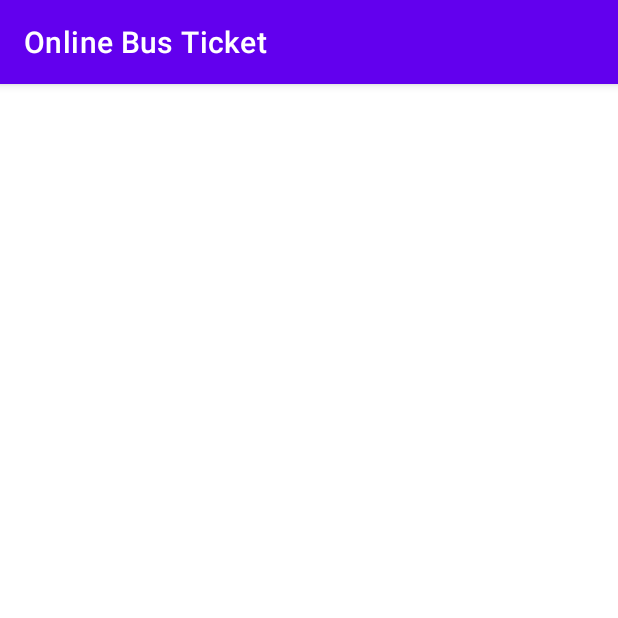
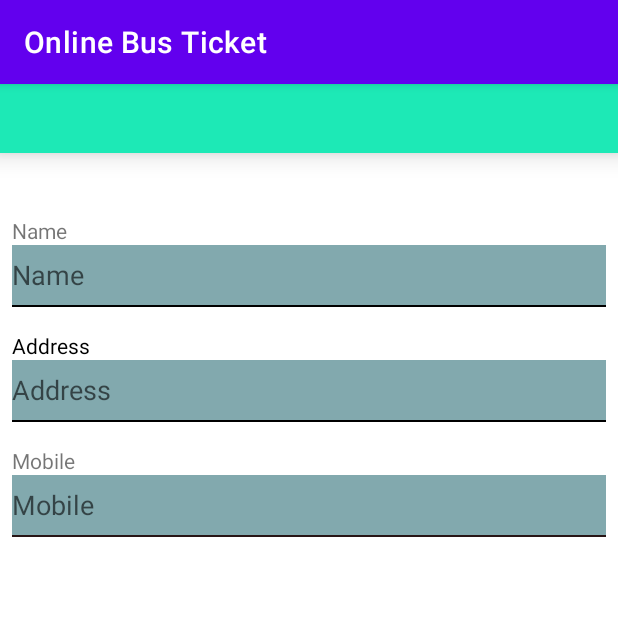
Before and after one commit to ManojKC123/Guitar_Hero, an Android app: the ProfileActivity screen opened directly, with no data from a screen before it, on a phone screen of 412 x 824 dp, the top half of it. Run offline under Robolectric (Android 15) with nearby library versions, the phone set to English and light mode, and no system bars.

Commit message:
Creation of Profile Fragment layout

```diff
--- a/app/build.gradle
+++ b/app/build.gradle
@@ -39,6 +39,7 @@ dependencies {
     implementation 'androidx.appcompat:appcompat:1.2.0'
     implementation 'com.google.android.material:material:1.2.1'
     implementation 'androidx.constraintlayout:constraintlayout:2.0.4'
+    implementation 'androidx.legacy:legacy-support-v4:1.0.0'
     testImplementation 'junit:junit:4.+'
     androidTestImplementation 'androidx.test.ext:junit:1.1.2'
     androidTestImplementation 'androidx.test.espresso:espresso-core:3.3.0'
--- /dev/null
+++ b/app/src/main/java/com/manoj/onlinebusticket/fragments/Profile.kt
@@ -0,0 +1,60 @@
+package com.manoj.onlinebusticket.fragments
+
+import android.os.Bundle
+import androidx.fragment.app.Fragment
+import android.view.LayoutInflater
+import android.view.View
+import android.view.ViewGroup
+import com.manoj.onlinebusticket.R
+
+// TODO: Rename parameter arguments, choose names that match
+// the fragment initialization parameters, e.g. ARG_ITEM_NUMBER
+private const val ARG_PARAM1 = "param1"
+private const val ARG_PARAM2 = "param2"
+
+/**
+ * A simple [Fragment] subclass.
+ * Use the [Profile.newInstance] factory method to
+ * create an instance of this fragment.
+ */
+class Profile : Fragment() {
+    // TODO: Rename and change types of parameters
+    private var param1: String? = null
+    private var param2: String? = null
+
+    override fun onCreate(savedInstanceState: Bundle?) {
+        super.onCreate(savedInstanceState)
+        arguments?.let {
+            param1 = it.getString(ARG_PARAM1)
+            param2 = it.getString(ARG_PARAM2)
+        }
+    }
+
+    override fun onCreateView(
+        inflater: LayoutInflater, container: ViewGroup?,
+        savedInstanceState: Bundle?
+    ): View? {
+        // Inflate the layout for this fragment
+        return inflater.inflate(R.layout.fragment_profile, container, false)
+    }
+
+    companion object {
+        /**
+         * Use this factory method to create a new instance of
+         * this fragment using the provided parameters.
+         *
+         * @param param1 Parameter 1.
+         * @param param2 Parameter 2.
+         * @return A new instance of fragment Profile.
+         */
+        // TODO: Rename and change types and number of parameters
+        @JvmStatic
+        fun newInstance(param1: String, param2: String) =
+            Profile().apply {
+                arguments = Bundle().apply {
+                    putString(ARG_PARAM1, param1)
+                    putString(ARG_PARAM2, param2)
+                }
+            }
+    }
+}
--- a/app/src/main/java/com/manoj/onlinebusticket/fragments/ProfileActivity.kt
+++ b/app/src/main/java/com/manoj/onlinebusticket/fragments/ProfileActivity.kt
@@ -7,6 +7,6 @@ import com.manoj.onlinebusticket.R
 class ProfileActivity : AppCompatActivity() {
     override fun onCreate(savedInstanceState: Bundle?) {
         super.onCreate(savedInstanceState)
-        setContentView(R.layout.activity_profile)
+        setContentView(R.layout.fragment_profile)
     }
 }
--- /dev/null
+++ b/app/src/main/res/layout/fragment_profile.xml
@@ -0,0 +1,91 @@
+<?xml version="1.0" encoding="utf-8"?>
+<FrameLayout xmlns:android="http://schemas.android.com/apk/res/android"
+    xmlns:tools="http://schemas.android.com/tools"
+    android:layout_width="match_parent"
+    android:layout_height="match_parent"
+    tools:context=".fragments.Profile">
+
+    <include
+        android:id="@+id/indlay"
+        layout="@layout/header_afterlogin" />
+
+    <LinearLayout
+        android:layout_width="fill_parent"
+        android:layout_below="@+id/indlay"
+        android:orientation="vertical"
+        android:layout_height="fill_parent">
+        <LinearLayout
+            android:layout_width="fill_parent"
+            android:gravity="center"
+            android:orientation="vertical"
+            android:layout_height="80dp">
+
+        </LinearLayout>
+        <LinearLayout
+            android:layout_width="fill_parent"
+            android:layout_height="wrap_content"
+            android:padding="8dp"
+            android:orientation="vertical">
+            <TextView
+                android:layout_width="wrap_content"
+                android:layout_height="wrap_content"
+                android:text="Name"/>
+            <EditText
+                android:id="@+id/nametxt"
+                android:layout_width="fill_parent"
+                android:background="#82A9AE"
+                android:hint="Name"
+                android:layout_height="40dp" />
+            <View
+                android:layout_width="fill_parent"
+                android:layout_height="1dp"
+                android:background="#000"/>
+        </LinearLayout>
+        <LinearLayout
+            android:layout_width="fill_parent"
+            android:layout_height="wrap_content"
+            android:padding="8dp"
+            android:orientation="vertical">
+            <TextView
+                android:layout_width="wrap_content"
+                android:layout_height="wrap_content"
+                android:text="Address"
+                android:textColor="@color/black"
+                />
+            <EditText
+                android:id="@+id/addresstxt"
+                android:layout_width="fill_parent"
+                android:background="#82A9AE"
+                android:hint="Address"
+                android:layout_height="40dp" />
+            <View
+                android:layout_width="fill_parent"
+                android:layout_height="1dp"
+                android:background="#000"/>
+        </LinearLayout>
+        <LinearLayout
+            android:layout_width="fill_parent"
+            android:layout_height="wrap_content"
+            android:padding="8dp"
+            android:orientation="vertical">
+            <TextView
+                android:layout_width="wrap_content"
+                android:layout_height="wrap_content"
+                android:text="Mobile"/>
+            <EditText
+                android:id="@+id/mobiletext"
+                android:layout_width="fill_parent"
+                android:background="#82A9AE"
+                android:editable="false"
+                android:focusable="false"
+                android:hint="Mobile"
+                android:layout_height="40dp" />
+            <View
+                android:layout_width="fill_parent"
+                android:layout_height="1dp"
+                android:background="#271515"/>
+        </LinearLayout>
+
+    </LinearLayout>
+
+</FrameLayout>
--- a/app/src/main/res/values/strings.xml
+++ b/app/src/main/res/values/strings.xml
@@ -1,3 +1,5 @@
 <resources>
     <string name="app_name">Online Bus Ticket</string>
+    <!-- TODO: Remove or change this placeholder text -->
+    <string name="hello_blank_fragment">Hello blank fragment</string>
 </resources>
```
